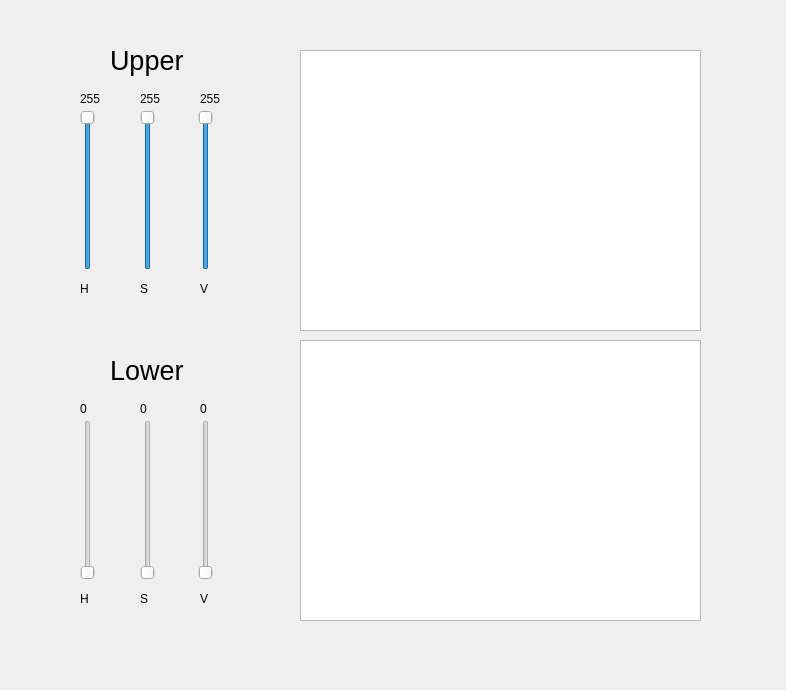
The window that ui/interface.ui (Thgm01/ColorSegmentation_GUI) describes before a commit, drawn with Qt 5.
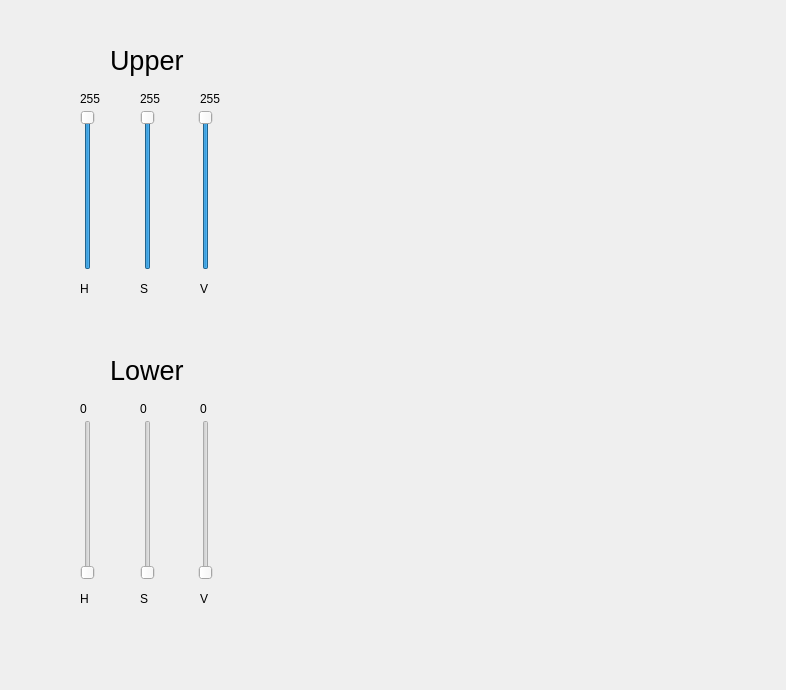
The same window after the commit. Icons and pictures are not drawn.

Commit message: video da camera funcionando na gui mas lento

The edit to the form file:
```diff
--- a/ui/interface.ui
+++ b/ui/interface.ui
@@ -146,26 +146,6 @@
     <string>V</string>
    </property>
   </widget>
-  <widget class="QGraphicsView" name="original_image">
-   <property name="geometry">
-    <rect>
-     <x>300</x>
-     <y>50</y>
-     <width>401</width>
-     <height>281</height>
-    </rect>
-   </property>
-  </widget>
-  <widget class="QGraphicsView" name="mask_image">
-   <property name="geometry">
-    <rect>
-     <x>300</x>
-     <y>340</y>
-     <width>401</width>
-     <height>281</height>
-    </rect>
-   </property>
-  </widget>
   <widget class="QLabel" name="number_HU">
    <property name="geometry">
     <rect>
@@ -398,6 +378,47 @@
     <set>Qt::AlignLeading|Qt::AlignLeft|Qt::AlignVCenter</set>
    </property>
   </widget>
+  <widget class="QLabel" name="frames">
+   <property name="geometry">
+    <rect>
+     <x>300</x>
+     <y>30</y>
+     <width>400</width>
+     <height>300</height>
+    </rect>
+   </property>
+   <property name="text">
+    <string/>
+   </property>
+   <property name="pixmap">
+    <pixmap>../../Downloads/sem_camera.png</pixmap>
+   </property>
+   <property name="scaledContents">
+    <bool>true</bool>
+   </property>
+   <property name="wordWrap">
+    <bool>false</bool>
+   </property>
+  </widget>
+  <widget class="QLabel" name="mask">
+   <property name="geometry">
+    <rect>
+     <x>300</x>
+     <y>350</y>
+     <width>400</width>
+     <height>300</height>
+    </rect>
+   </property>
+   <property name="text">
+    <string/>
+   </property>
+   <property name="pixmap">
+    <pixmap>../../Downloads/sem_camera.png</pixmap>
+   </property>
+   <property name="scaledContents">
+    <bool>true</bool>
+   </property>
+  </widget>
  </widget>
  <resources/>
  <connections/>
```
The commit also changes 2 other files.
